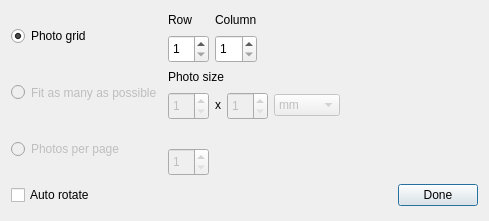
This is printimages/customlayout.ui in KDE/kipi-plugins as Qt 5 draws it before an edit. The edited form follows.
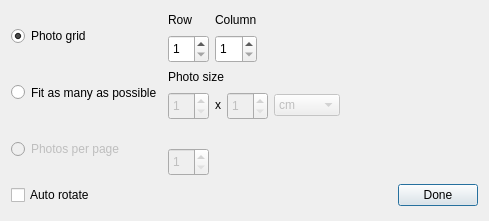
This is the edited form.

Commit message: fit as many option base implementation added

Patch:
```diff
--- a/printimages/customlayout.ui
+++ b/printimages/customlayout.ui
@@ -55,7 +55,7 @@
        <item>
         <widget class="QRadioButton" name="m_fitAsManyCheck">
          <property name="enabled">
-          <bool>false</bool>
+          <bool>true</bool>
          </property>
          <property name="sizePolicy">
           <sizepolicy hsizetype="Minimum" vsizetype="Preferred">
@@ -231,7 +231,7 @@
          <item>
           <layout class="QHBoxLayout" name="horizontalLayout">
            <item>
-            <widget class="QSpinBox" name="m_photoWidth">
+            <widget class="QSpinBox" name="m_photoHeight">
              <property name="enabled">
               <bool>false</bool>
              </property>
@@ -266,7 +266,7 @@
             </widget>
            </item>
            <item>
-            <widget class="QSpinBox" name="m_photoHeight">
+            <widget class="QSpinBox" name="m_photoWidth">
              <property name="enabled">
               <bool>false</bool>
              </property>
@@ -298,11 +298,6 @@
                <verstretch>0</verstretch>
               </sizepolicy>
              </property>
-             <item>
-              <property name="text">
-               <string>mm</string>
-              </property>
-             </item>
              <item>
               <property name="text">
                <string>cm</string>
```
Left out of the diff: 9 changed lines with no effect on the pictures. The commit also changes 1 other file.
